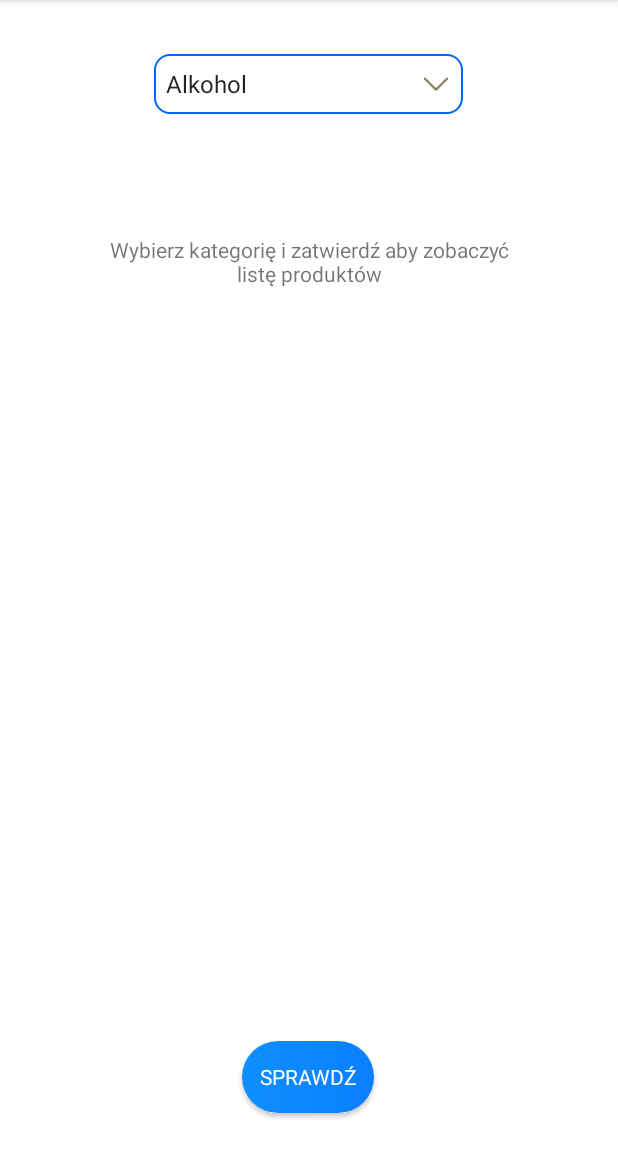
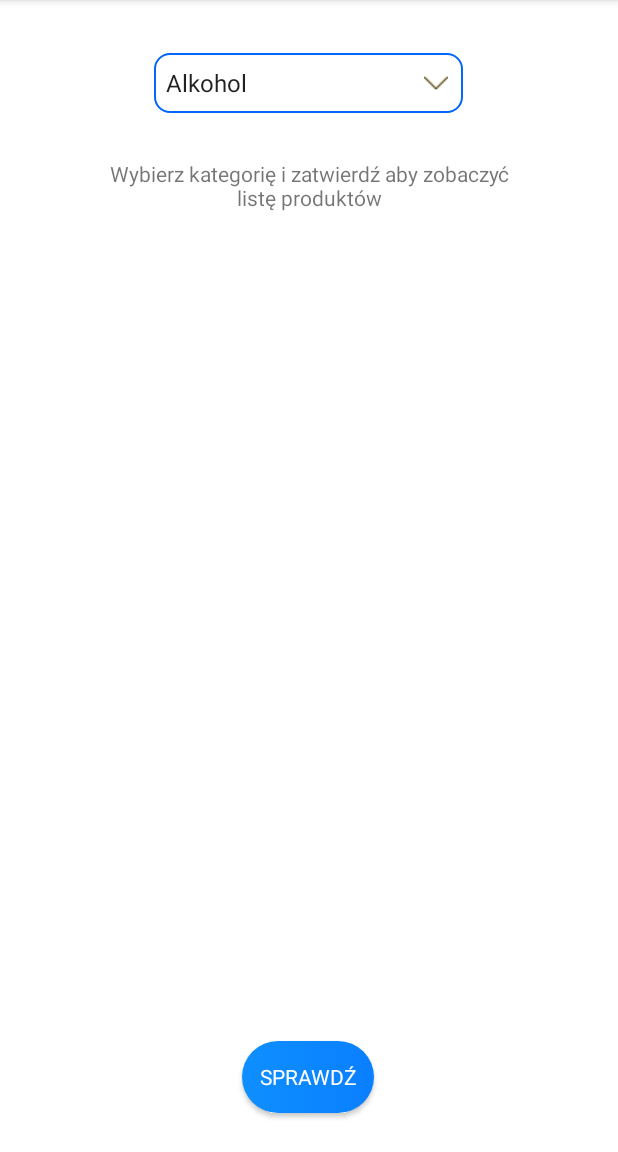
Before and after one commit to KrystianBiniak/eParagon, an Android app: the Products screen opened directly, with no data from a screen before it, on a phone screen of 412 x 824 dp, the part 84-1236 px from its top. Run offline under Robolectric (Android 15) with nearby library versions, the phone set to English and light mode, and no system bars; our stand-ins replace Firebase (no records; nobody signed in at launch, a user with empty details on screens opened directly); Roboto replaces fonts that are not available here.

Commit message:
Sixth commit

```diff
--- a/app/src/main/res/layout/activity_products.xml
+++ b/app/src/main/res/layout/activity_products.xml
@@ -58,7 +58,7 @@
         app:layout_constraintEnd_toStartOf="@+id/right_guideline"
         app:layout_constraintHeight_percent=".7"
         app:layout_constraintStart_toStartOf="@+id/left_guideline"
-        app:layout_constraintTop_toBottomOf="@+id/spinnerProduct"
+        app:layout_constraintTop_toBottomOf="@+id/spinnerProductShow"
         app:layout_constraintVertical_bias="0.379"
         app:layout_constraintWidth_percent=".7">
 
@@ -74,7 +74,7 @@
             app:layout_constraintEnd_toStartOf="@+id/right_guideline"
             app:layout_constraintHeight_percent=".7"
             app:layout_constraintStart_toStartOf="@+id/left_guideline"
-            app:layout_constraintTop_toBottomOf="@+id/spinnerProduct"
+            app:layout_constraintTop_toBottomOf="@+id/spinnerProductShow"
             app:layout_constraintVertical_bias="0.379"
             app:layout_constraintWidth_percent=".7"
             tools:ignore="RtlCompat" />
@@ -82,18 +82,18 @@
     </ScrollView>
 
 
-
     <Spinner
         android:id="@+id/spinnerProductShow"
         android:layout_width="0dp"
         android:layout_height="40dp"
-        android:layout_marginTop="28dp"
         android:background="@drawable/spinner_style"
+        app:layout_constraintBottom_toBottomOf="@id/bottom_guideline"
         app:layout_constraintEnd_toStartOf="@+id/right_guideline"
         app:layout_constraintHeight_percent="0.5"
-        app:layout_constraintHorizontal_bias="0.498"
+        app:layout_constraintHorizontal_bias="0.497"
         app:layout_constraintStart_toStartOf="@+id/left_guideline"
         app:layout_constraintTop_toBottomOf="@+id/top_guideline"
+        app:layout_constraintVertical_bias="0.038"
         app:layout_constraintWidth_percent="0.5" />
 
 
--- a/app/src/main/res/layout/row_add_product.xml
+++ b/app/src/main/res/layout/row_add_product.xml
@@ -105,7 +105,7 @@
         android:layout_marginTop="5dp"
         android:gravity="center"
         android:text="@string/kategoria"
-        android:textSize="15dp"
+        android:textSize="15sp"
         app:layout_constraintBottom_toTopOf="@+id/bottom_guideline"
         app:layout_constraintEnd_toStartOf="@+id/right_guideline"
         app:layout_constraintHeight_percent="0.95"
```
